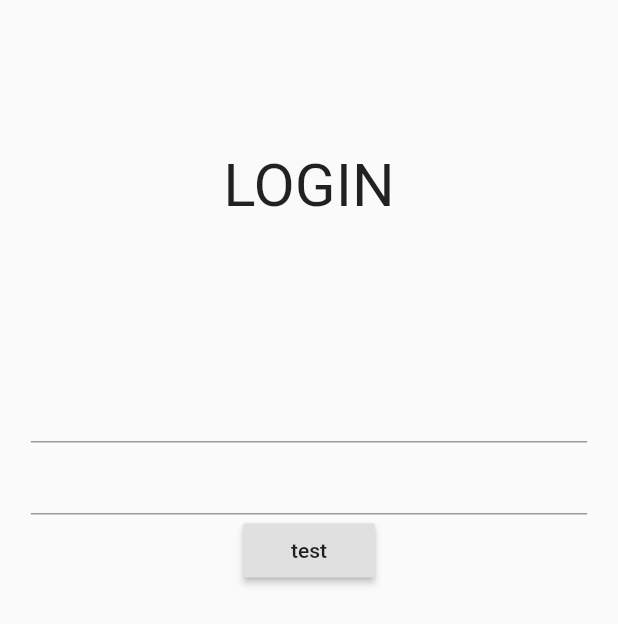
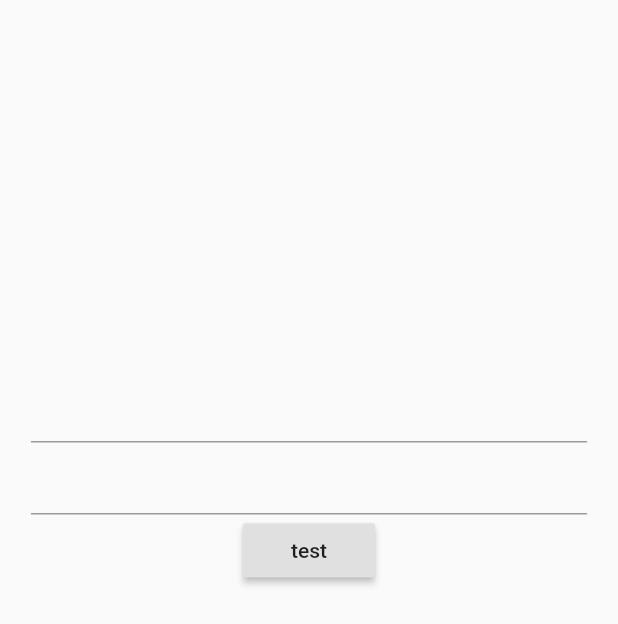
Before and after one commit to KouT127/attendance_management_client, a Flutter app: the screen it shows after launch, on a phone screen of 412 x 824 dp. Shown: the top 624 px of the screen. Run offline on Flutter 3.47's test engine with Material 2 defaults, Android fonts, the phone set to English and light mode, and no system bars; our stand-ins replace firebase_auth; missing offline and left inert: firebase_auth_web, firebase_core_web; accounts and stored records are empty.

```diff
--- a/lib/pages/login/login_page.dart
+++ b/lib/pages/login/login_page.dart
@@ -27,7 +27,7 @@ class LoginPage extends StatelessWidget {
                             height: 100,
                           ),
                           Text(
-                            'LOGIN',
+                            model?.user?.email ?? '',
                             style: TextStyle(
                               fontSize: 40,
                             ),
--- a/lib/pages/login/model.dart
+++ b/lib/pages/login/model.dart
@@ -1,17 +1,27 @@
+import 'package:attendance_management/models/user.dart';
 import 'package:attendance_management/services/app_navigator.dart';
+import 'package:attendance_management/services/auth.dart';
 import 'package:flutter/widgets.dart';
 import 'package:provider/provider.dart';
 
 import 'login_page.dart';
 
 class Model extends ChangeNotifier {
-  Model(navigator) : this._navigator = navigator;
+  Model(navigator, auth)
+      : this._navigator = navigator,
+        this._auth = auth;
 
   AppNavigator _navigator;
+  Auth _auth;
 
   factory Model.initialize(BuildContext context) {
     final navigator = Provider.of<AppNavigator>(context);
-    return Model(navigator);
+    final auth = Provider.of<Auth>(context);
+    return Model(navigator, auth);
+  }
+
+  User get user {
+    return _auth.user;
   }
 
   void login() {
```
